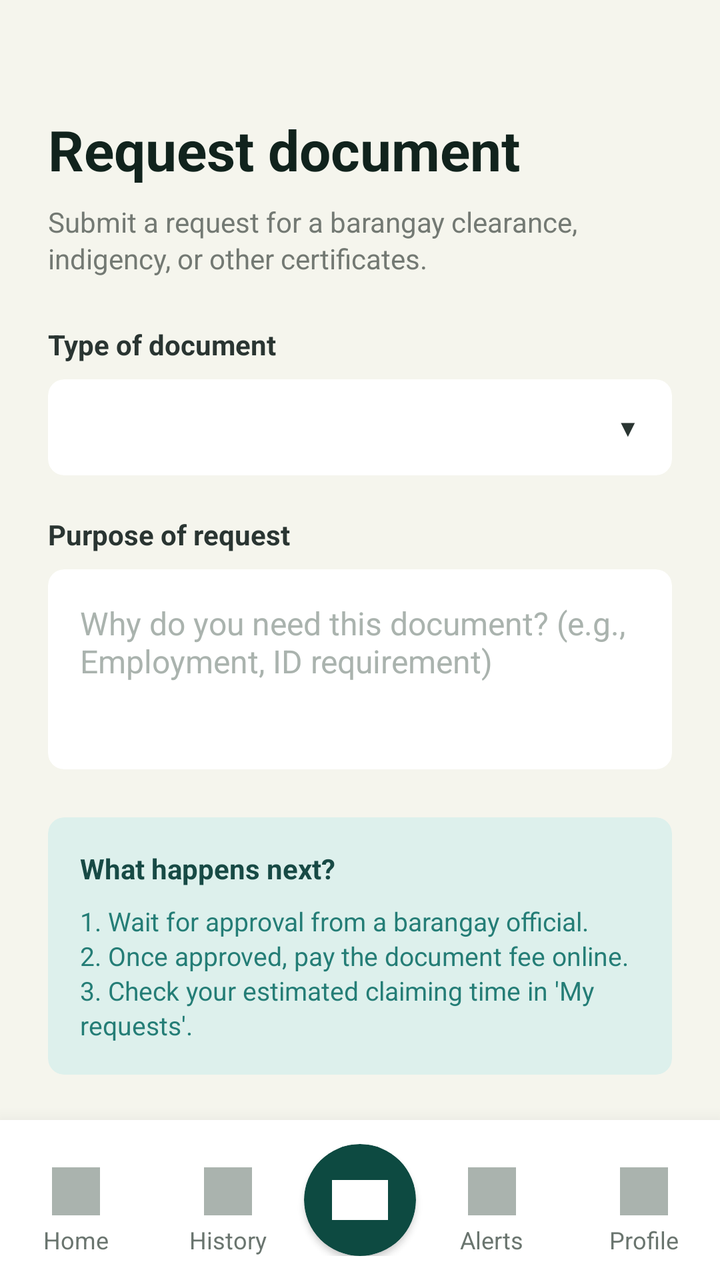
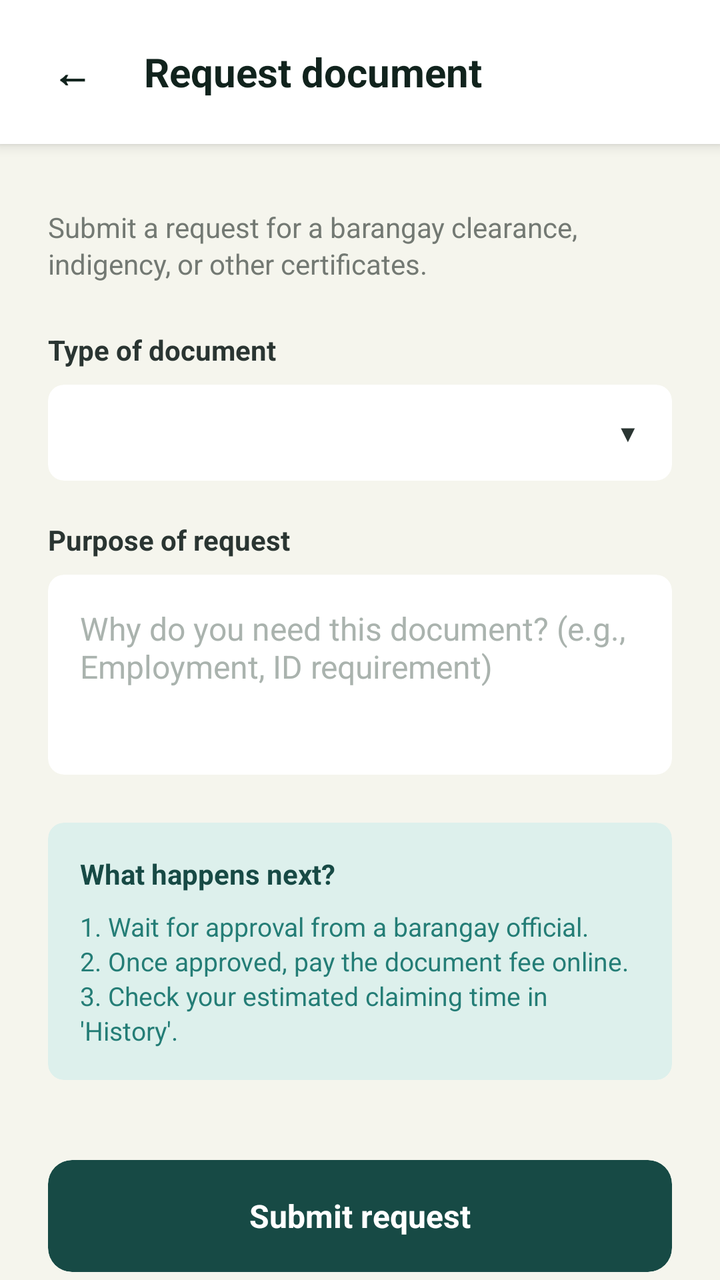

Two renders of the same Android screen: before a commit and after it. Below are the layout's source before the change and the commit's diff.
<!-- AndroidManifest.xml: application theme Theme.Barangay_superAPP -->
<!-- res/layout/request_form.xml -->
<?xml version="1.0" encoding="utf-8"?>
<LinearLayout xmlns:android="http://schemas.android.com/apk/res/android"
    xmlns:app="http://schemas.android.com/apk/res-auto"
    xmlns:tools="http://schemas.android.com/tools"
    android:layout_width="match_parent"
    android:layout_height="match_parent"
    android:background="#F5F5ED"
    android:orientation="vertical">

    <ScrollView
        android:layout_width="match_parent"
        android:layout_height="0dp"
        android:layout_weight="1"
        android:fillViewport="true"
        android:scrollbars="none">

        <LinearLayout
            android:layout_width="match_parent"
            android:layout_height="wrap_content"
            android:orientation="vertical"
            android:paddingHorizontal="24dp"
            android:paddingTop="56dp"
            android:paddingBottom="40dp">

            
            <TextView
                android:layout_width="wrap_content"
                android:layout_height="wrap_content"
                android:text="Request document"
                android:textColor="#11231D"
                android:textSize="28sp"
                android:textStyle="bold" />

            <TextView
                android:layout_width="match_parent"
                android:layout_height="wrap_content"
                android:layout_marginTop="8dp"
                android:lineSpacingExtra="2dp"
                android:text="Submit a request for a barangay clearance, indigency, or other certificates."
                android:textColor="#737973"
                android:textSize="14sp" />

            
            <LinearLayout
                android:layout_width="match_parent"
                android:layout_height="wrap_content"
                android:layout_marginTop="24dp"
                android:orientation="vertical">

                
                <TextView
                    android:layout_width="wrap_content"
                    android:layout_height="wrap_content"
                    android:text="Type of document"
                    android:textColor="#2A3532"
                    android:textSize="14sp"
                    android:textStyle="bold" />

                <androidx.cardview.widget.CardView
                    android:layout_width="match_parent"
                    android:layout_height="wrap_content"
                    android:layout_marginTop="8dp"
                    app:cardBackgroundColor="#FFFFFF"
                    app:cardCornerRadius="8dp"
                    app:cardElevation="0dp">

                    <Spinner
                        android:id="@+id/spinnerDocumentType"
                        android:layout_width="match_parent"
                        android:layout_height="48dp"
                        android:background="@android:color/transparent"
                        android:paddingHorizontal="12dp"
                        android:spinnerMode="dropdown" />

                    
                    <TextView
                        android:layout_width="wrap_content"
                        android:layout_height="wrap_content"
                        android:layout_gravity="end|center_vertical"
                        android:paddingEnd="16dp"
                        android:text="▼"
                        android:textColor="#2A3532"
                        android:textSize="12sp" />
                </androidx.cardview.widget.CardView>

                
                <LinearLayout
                    android:id="@+id/layoutProofOfResidency"
                    android:layout_width="match_parent"
                    android:layout_height="wrap_content"
                    android:layout_marginTop="20dp"
                    android:orientation="vertical"
                    android:visibility="gone"
                    tools:visibility="gone">

                    <TextView
                        android:layout_width="wrap_content"
                        android:layout_height="wrap_content"
                        android:text="Proof of Residency (Required)"
                        android:textColor="#2A3532"
                        android:textSize="14sp"
                        android:textStyle="bold" />

                    <TextView
                        android:layout_width="match_parent"
                        android:layout_height="wrap_content"
                        android:layout_marginTop="4dp"
                        android:lineSpacingExtra="2dp"
                        android:text="Please upload a utility bill or lease contract with your name and address on it."
                        android:textColor="#737973"
                        android:textSize="12sp" />

                    <androidx.cardview.widget.CardView
                        android:id="@+id/btnUploadProof"
                        android:layout_width="match_parent"
                        android:layout_height="64dp"
                        android:layout_marginTop="8dp"
                        android:clickable="true"
                        android:focusable="true"
                        android:foreground="?android:attr/selectableItemBackground"
                        app:cardBackgroundColor="#FFFFFF"
                        app:cardCornerRadius="8dp"
                        app:cardElevation="0dp">

                        <LinearLayout
                            android:layout_width="match_parent"
                            android:layout_height="match_parent"
                            android:gravity="center"
                            android:orientation="horizontal">

                            <View
                                android:layout_width="20dp"
                                android:layout_height="20dp"
                                android:background="#AAB3AE" />

                            <TextView
                                android:layout_width="wrap_content"
                                android:layout_height="wrap_content"
                                android:layout_marginStart="12dp"
                                android:text="Tap to upload proof"
                                android:textColor="#737973"
                                android:textSize="16sp" />
                        </LinearLayout>
                    </androidx.cardview.widget.CardView>
                </LinearLayout>

                
                <TextView
                    android:layout_width="wrap_content"
                    android:layout_height="wrap_content"
                    android:layout_marginTop="20dp"
                    android:text="Purpose of request"
                    android:textColor="#2A3532"
                    android:textSize="14sp"
                    android:textStyle="bold" />

                <androidx.cardview.widget.CardView
                    android:layout_width="match_parent"
                    android:layout_height="wrap_content"
                    android:layout_marginTop="8dp"
                    app:cardBackgroundColor="#FFFFFF"
                    app:cardCornerRadius="8dp"
                    app:cardElevation="0dp">

                    <EditText
                        android:id="@+id/etDocumentPurpose"
                        android:layout_width="match_parent"
                        android:layout_height="wrap_content"
                        android:minHeight="100dp"
                        android:background="@android:color/transparent"
                        android:gravity="top|start"
                        android:hint="Why do you need this document? (e.g., Employment, ID requirement)"
                        android:padding="16dp"
                        android:textColor="#11231D"
                        android:textColorHint="#AAB3AE"
                        android:textSize="16sp"
                        android:inputType="textMultiLine" />
                </androidx.cardview.widget.CardView>

                
                <androidx.cardview.widget.CardView
                    android:layout_width="match_parent"
                    android:layout_height="wrap_content"
                    android:layout_marginTop="24dp"
                    app:cardBackgroundColor="#DDF0EC"
                    app:cardCornerRadius="8dp"
                    app:cardElevation="0dp">

                    <LinearLayout
                        android:layout_width="match_parent"
                        android:layout_height="wrap_content"
                        android:orientation="vertical"
                        android:padding="16dp">

                        <TextView
                            android:layout_width="wrap_content"
                            android:layout_height="wrap_content"
                            android:text="What happens next?"
                            android:textColor="#174A45"
                            android:textSize="14sp"
                            android:textStyle="bold" />

                        <TextView
                            android:layout_width="match_parent"
                            android:layout_height="wrap_content"
                            android:layout_marginTop="8dp"
                            android:lineSpacingExtra="2dp"
                            android:text="1. Wait for approval from a barangay official.\n2. Once approved, pay the document fee online.\n3. Check your estimated claiming time in 'My requests'."
                            android:textColor="#247D76"
                            android:textSize="13sp" />
                    </LinearLayout>
                </androidx.cardview.widget.CardView>

            </LinearLayout>

            
            <androidx.cardview.widget.CardView
                android:id="@+id/btnSubmitRequest"
                android:layout_width="match_parent"
                android:layout_height="56dp"
                android:layout_marginTop="40dp"
                app:cardBackgroundColor="#174A45"
                app:cardCornerRadius="12dp"
                app:cardElevation="0dp"
                android:clickable="true"
                android:focusable="true"
                android:foreground="?android:attr/selectableItemBackground">

                <TextView
                    android:layout_width="wrap_content"
                    android:layout_height="wrap_content"
                    android:layout_gravity="center"
                    android:text="Submit request"
                    android:textColor="#FFFFFF"
                    android:textSize="16sp"
                    android:textStyle="bold" />
            </androidx.cardview.widget.CardView>

        </LinearLayout>
    </ScrollView>

    
    <LinearLayout
        android:layout_width="match_parent"
        android:layout_height="wrap_content"
        android:background="#FFFFFF"
        android:elevation="16dp"
        android:gravity="bottom"
        android:orientation="horizontal"
        android:paddingTop="12dp"
        android:paddingBottom="12dp">

        <LinearLayout
            android:layout_width="0dp"
            android:layout_height="wrap_content"
            android:layout_weight="1"
            android:gravity="center"
            android:orientation="vertical">
            <View
                android:layout_width="24dp"
                android:layout_height="24dp"
                android:background="#AAB3AE" />
            <TextView
                android:layout_width="wrap_content"
                android:layout_height="wrap_content"
                android:layout_marginTop="4dp"
                android:text="Home"
                android:textColor="#6A756F"
                android:textSize="12sp" />
        </LinearLayout>

        <LinearLayout
            android:layout_width="0dp"
            android:layout_height="wrap_content"
            android:layout_weight="1"
            android:gravity="center"
            android:orientation="vertical">
            <View
                android:layout_width="24dp"
                android:layout_height="24dp"
                android:background="#AAB3AE" />
            <TextView
                android:layout_width="wrap_content"
                android:layout_height="wrap_content"
                android:layout_marginTop="4dp"
                android:text="History"
                android:textColor="#6A756F"
                android:textSize="12sp" />
        </LinearLayout>

        <androidx.cardview.widget.CardView
            android:layout_width="56dp"
            android:layout_height="56dp"
            app:cardBackgroundColor="#0D4A41"
            app:cardCornerRadius="28dp"
            app:cardElevation="2dp">
            <View
                android:layout_width="28dp"
                android:layout_height="20dp"
                android:layout_gravity="center"
                android:background="#FFFFFF" />
        </androidx.cardview.widget.CardView>

        <LinearLayout
            android:layout_width="0dp"
            android:layout_height="wrap_content"
            android:layout_weight="1"
            android:gravity="center"
            android:orientation="vertical">
            <View
                android:layout_width="24dp"
                android:layout_height="24dp"
                android:background="#AAB3AE" />
            <TextView
                android:layout_width="wrap_content"
                android:layout_height="wrap_content"
                android:layout_marginTop="4dp"
                android:text="Alerts"
                android:textColor="#6A756F"
                android:textSize="12sp" />
        </LinearLayout>

        <LinearLayout
            android:layout_width="0dp"
            android:layout_height="wrap_content"
            android:layout_weight="1"
            android:gravity="center"
            android:orientation="vertical">
            <View
                android:layout_width="24dp"
                android:layout_height="24dp"
                android:background="#AAB3AE" />
            <TextView
                android:layout_width="wrap_content"
                android:layout_height="wrap_content"
                android:layout_marginTop="4dp"
                android:text="Profile"
                android:textColor="#6A756F"
                android:textSize="12sp" />
        </LinearLayout>
    </LinearLayout>

</LinearLayout>
<!-- resources referenced by this layout -->
<resources>
  <style name="Theme.Barangay_superAPP" parent="Theme.MaterialComponents.DayNight.NoActionBar">
          
          <item name="colorPrimary">@color/purple_500</item>
          <item name="colorPrimaryVariant">@color/purple_700</item>
          <item name="colorOnPrimary">@color/white</item>
          
          <item name="colorSecondary">@color/teal_200</item>
          <item name="colorSecondaryVariant">@color/teal_700</item>
          <item name="colorOnSecondary">@color/black</item>
          
          <item name="android:statusBarColor">#F5F5ED</item>
          <item name="android:windowLightStatusBar">true</item>
      </style>
  <color name="purple_500">#FF6200EE</color>
  <color name="purple_700">#FF3700B3</color>
  <color name="white">#FFFFFFFF</color>
  <color name="teal_200">#FF03DAC5</color>
  <color name="teal_700">#FF018786</color>
  <color name="black">#FF000000</color>
</resources>

<!-- the commit's change to res/layout/request_form.xml (unified diff, before → after) -->
@@ -1,11 +1,52 @@
 <?xml version="1.0" encoding="utf-8"?>
 <LinearLayout xmlns:android="http://schemas.android.com/apk/res/android"
     xmlns:app="http://schemas.android.com/apk/res-auto"
-    xmlns:tools="http://schemas.android.com/tools"
     android:layout_width="match_parent"
     android:layout_height="match_parent"
     android:background="#F5F5ED"
     android:orientation="vertical">
+
+    
+    <LinearLayout
+        android:layout_width="match_parent"
+        android:layout_height="wrap_content"
+        android:gravity="center_vertical"
+        android:orientation="horizontal"
+        android:paddingHorizontal="16dp"
+        android:paddingVertical="16dp"
+        android:background="#FFFFFF"
+        android:elevation="4dp">
+
+        <androidx.cardview.widget.CardView
+            android:id="@+id/btnGoBack"
+            android:layout_width="40dp"
+            android:layout_height="40dp"
+            app:cardBackgroundColor="@android:color/transparent"
+            app:cardCornerRadius="20dp"
+            app:cardElevation="0dp"
+            android:clickable="true"
+            android:focusable="true"
+            android:foreground="?android:attr/selectableItemBackground">
+
+            <TextView
+                android:layout_width="wrap_content"
+                android:layout_height="wrap_content"
+                android:layout_gravity="center"
+                android:text="←"
+                android:textColor="#11231D"
+                android:textSize="20sp"
+                android:textStyle="bold" />
+        </androidx.cardview.widget.CardView>
+
+        <TextView
+            android:layout_width="wrap_content"
+            android:layout_height="wrap_content"
+            android:layout_marginStart="16dp"
+            android:text="Request document"
+            android:textColor="#11231D"
+            android:textSize="20sp"
+            android:textStyle="bold" />
+    </LinearLayout>
 
     <ScrollView
         android:layout_width="match_parent"
@@ -19,22 +60,12 @@
             android:layout_height="wrap_content"
             android:orientation="vertical"
             android:paddingHorizontal="24dp"
-            android:paddingTop="56dp"
+            android:paddingTop="32dp"
             android:paddingBottom="40dp">
-
-            
-            <TextView
-                android:layout_width="wrap_content"
-                android:layout_height="wrap_content"
-                android:text="Request document"
-                android:textColor="#11231D"
-                android:textSize="28sp"
-                android:textStyle="bold" />
 
             <TextView
                 android:layout_width="match_parent"
                 android:layout_height="wrap_content"
-                android:layout_marginTop="8dp"
                 android:lineSpacingExtra="2dp"
                 android:text="Submit a request for a barangay clearance, indigency, or other certificates."
                 android:textColor="#737973"
@@ -90,8 +121,7 @@
                     android:layout_height="wrap_content"
                     android:layout_marginTop="20dp"
                     android:orientation="vertical"
-                    android:visibility="gone"
-                    tools:visibility="gone">
+                    android:visibility="gone">
 
                     <TextView
                         android:layout_width="wrap_content"
@@ -205,7 +235,7 @@
                             android:layout_height="wrap_content"
                             android:layout_marginTop="8dp"
                             android:lineSpacingExtra="2dp"
-                            android:text="1. Wait for approval from a barangay official.\n2. Once approved, pay the document fee online.\n3. Check your estimated claiming time in 'My requests'."
+                            android:text="1. Wait for approval from a barangay official.\n2. Once approved, pay the document fee online.\n3. Check your estimated claiming time in 'History'."
                             android:textColor="#247D76"
                             android:textSize="13sp" />
                     </LinearLayout>
@@ -238,106 +268,4 @@
 
         </LinearLayout>
     </ScrollView>
-
-    
-    <LinearLayout
-        android:layout_width="match_parent"
-        android:layout_height="wrap_content"
-        android:background="#FFFFFF"
-        android:elevation="16dp"
-        android:gravity="bottom"
-        android:orientation="horizontal"
-        android:paddingTop="12dp"
-        android:paddingBottom="12dp">
-
-        <LinearLayout
-            android:layout_width="0dp"
-            android:layout_height="wrap_content"
-            android:layout_weight="1"
-            android:gravity="center"
-            android:orientation="vertical">
-            <View
-                android:layout_width="24dp"
-                android:layout_height="24dp"
-                android:background="#AAB3AE" />
-            <TextView
-                android:layout_width="wrap_content"
-                android:layout_height="wrap_content"
-                android:layout_marginTop="4dp"
-                android:text="Home"
-                android:textColor="#6A756F"
-                android:textSize="12sp" />
-        </LinearLayout>
-
-        <LinearLayout
-            android:layout_width="0dp"
-            android:layout_height="wrap_content"
-            android:layout_weight="1"
-            android:gravity="center"
-            android:orientation="vertical">
-            <View
-                android:layout_width="24dp"
-                android:layout_height="24dp"
-                android:background="#AAB3AE" />
-            <TextView
-                android:layout_width="wrap_content"
-                android:layout_height="wrap_content"
-                android:layout_marginTop="4dp"
-                android:text="History"
-                android:textColor="#6A756F"
-                android:textSize="12sp" />
-        </LinearLayout>
-
-        <androidx.cardview.widget.CardView
-            android:layout_width="56dp"
-            android:layout_height="56dp"
-            app:cardBackgroundColor="#0D4A41"
-            app:cardCornerRadius="28dp"
-            app:cardElevation="2dp">
-            <View
-                android:layout_width="28dp"
-                android:layout_height="20dp"
-                android:layout_gravity="center"
-                android:background="#FFFFFF" />
-        </androidx.cardview.widget.CardView>
-
-        <LinearLayout
-            android:layout_width="0dp"
-            android:layout_height="wrap_content"
-            android:layout_weight="1"
-            android:gravity="center"
-            android:orientation="vertical">
-            <View
-                android:layout_width="24dp"
-                android:layout_height="24dp"
-                android:background="#AAB3AE" />
-            <TextView
-                android:layout_width="wrap_content"
-                android:layout_height="wrap_content"
-                android:layout_marginTop="4dp"
-                android:text="Alerts"
-                android:textColor="#6A756F"
-                android:textSize="12sp" />
-        </LinearLayout>
-
-        <LinearLayout
-            android:layout_width="0dp"
-            android:layout_height="wrap_content"
-            android:layout_weight="1"
-            android:gravity="center"
-            android:orientation="vertical">
-            <View
-                android:layout_width="24dp"
-                android:layout_height="24dp"
-                android:background="#AAB3AE" />
-            <TextView
-                android:layout_width="wrap_content"
-                android:layout_height="wrap_content"
-                android:layout_marginTop="4dp"
-                android:text="Profile"
-                android:textColor="#6A756F"
-                android:textSize="12sp" />
-        </LinearLayout>
-    </LinearLayout>
-
 </LinearLayout>
